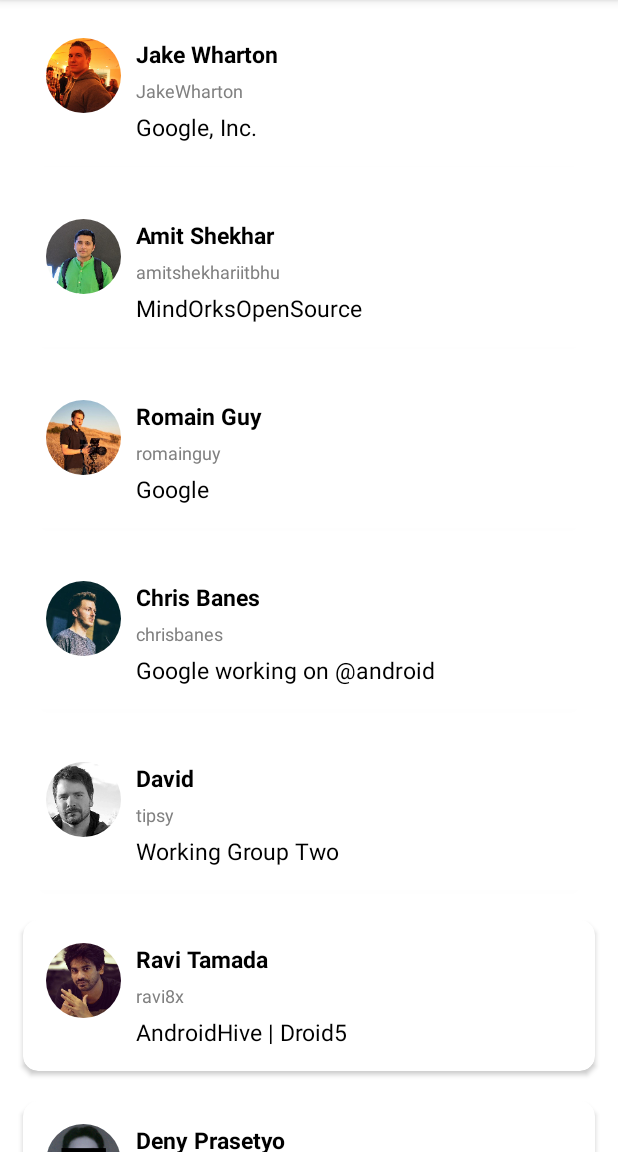
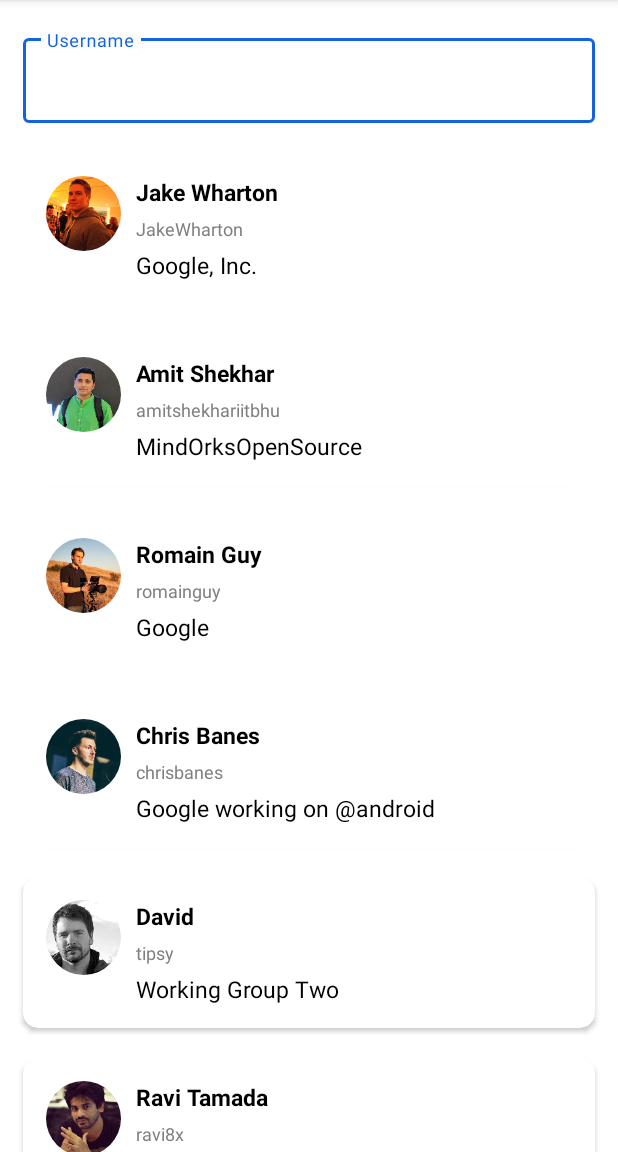
Before and after one commit to gandarain/github-user, an Android app: the screen it shows after launch (MainActivity), on a phone screen of 412 x 824 dp, the part 84-1236 px from its top. Run offline under Robolectric (Android 15) with nearby library versions, the phone set to English and light mode, and no system bars.

Commit message:
search view

```diff
--- a/app/src/main/java/com/example/githubuser/MainActivity.kt
+++ b/app/src/main/java/com/example/githubuser/MainActivity.kt
@@ -4,6 +4,9 @@ import android.content.Intent
 import android.content.res.Configuration
 import androidx.appcompat.app.AppCompatActivity
 import android.os.Bundle
+import android.text.Editable
+import android.text.TextWatcher
+import android.util.Log
 import androidx.recyclerview.widget.GridLayoutManager
 import androidx.recyclerview.widget.LinearLayoutManager
 import androidx.recyclerview.widget.RecyclerView
@@ -25,6 +28,18 @@ class MainActivity : AppCompatActivity() {
 
         list.addAll(listUser)
         showRecyclerList()
+
+        binding.searchInput.edReview.addTextChangedListener(object : TextWatcher {
+            override fun afterTextChanged(s: Editable) {
+                Log.d("textChangedAfter", s.toString())
+            }
+
+            override fun beforeTextChanged(s: CharSequence, start: Int, count: Int, after: Int) {}
+
+            override fun onTextChanged(s: CharSequence, start: Int, before: Int, count: Int) {
+                Log.d("textChanged", s.toString())
+            }
+        })
     }
 
     private val listUser: ArrayList<User>
--- a/app/src/main/res/layout/activity_main.xml
+++ b/app/src/main/res/layout/activity_main.xml
@@ -7,14 +7,25 @@
     android:layout_height="match_parent"
     tools:context=".MainActivity">
 
+    <include
+        android:id="@+id/searchInput"
+        layout="@layout/search_input"
+        android:layout_width="match_parent"
+        android:layout_height="wrap_content"
+        android:layout_marginHorizontal="15dp"
+        android:layout_marginTop="20dp"
+        app:layout_constraintStart_toStartOf="parent"
+        app:layout_constraintEnd_toEndOf="parent"
+        app:layout_constraintTop_toTopOf="parent"/>
+
     <androidx.recyclerview.widget.RecyclerView
         android:id="@+id/rv_users"
-        android:layout_width="0dp"
-        android:layout_height="0dp"
+        android:layout_width="match_parent"
+        android:layout_height="wrap_content"
+        android:layout_marginTop="10dp"
         app:layout_constraintStart_toStartOf="parent"
         app:layout_constraintEnd_toEndOf="parent"
-        app:layout_constraintTop_toTopOf="parent"
-        app:layout_constraintBottom_toBottomOf="parent"
+        app:layout_constraintTop_toBottomOf="@+id/searchInput"
         tools:listitem="@layout/item_row_user"/>
 
 </androidx.constraintlayout.widget.ConstraintLayout>
--- /dev/null
+++ b/app/src/main/res/layout/search_input.xml
@@ -0,0 +1,16 @@
+<?xml version="1.0" encoding="utf-8"?>
+<com.google.android.material.textfield.TextInputLayout xmlns:android="http://schemas.android.com/apk/res/android"
+    android:layout_width="match_parent"
+    android:layout_height="wrap_content"
+    android:id="@+id/tiSearch"
+    style="@style/Widget.MaterialComponents.TextInputLayout.OutlinedBox">
+
+    <com.google.android.material.textfield.TextInputEditText
+        android:id="@+id/edReview"
+        android:layout_width="match_parent"
+        android:layout_height="wrap_content"
+        android:ems="10"
+        android:hint="@string/search_user"
+        android:imeOptions="actionDone"/>
+
+</com.google.android.material.textfield.TextInputLayout>
--- a/app/src/main/res/values/strings.xml
+++ b/app/src/main/res/values/strings.xml
@@ -2,6 +2,7 @@
     <string name="app_name">Github User</string>
     <string name="user_image">user image</string>
     <string name="title_detail_user">User Detail</string>
+    <string name="search_user">Username</string>
 
     <string-array name="username">
         <item>JakeWharton</item>
```
